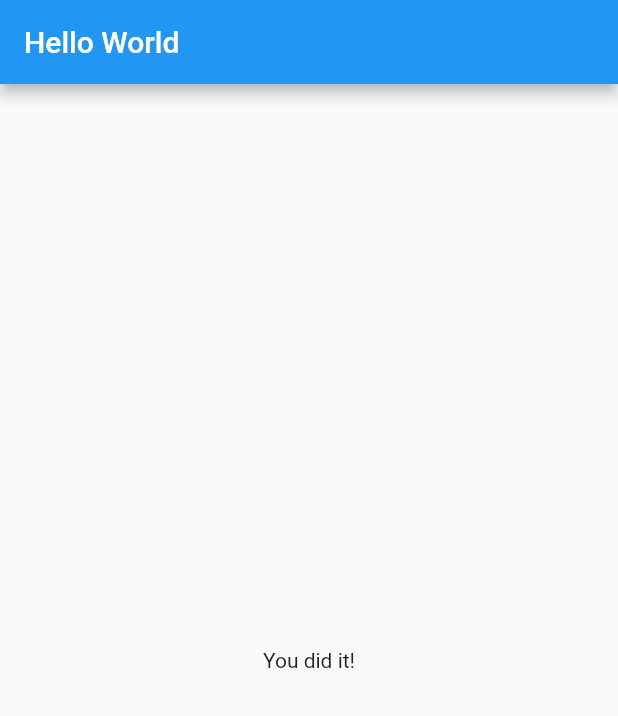
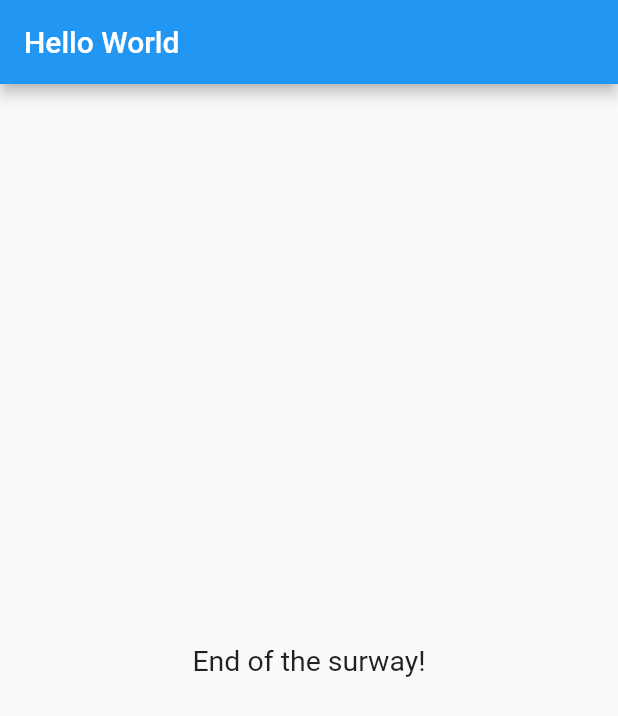
Before and after one commit to joyetgeorge/Flutter-Basic, a Flutter app: the screen it shows after launch, after a tap on "VScode", after a tap on "Frontend", after a tap on "Java", on a phone screen of 412 x 824 dp. Shown: the top 716 px of the screen. Run offline on Flutter 3.47's test engine with Material 2 defaults, Android fonts, the phone set to English and light mode, and no system bars.

Commit message:
renamed:    lib/answerButton.dart -> lib/answer_button.dart 	modified:   lib/main.dart 	modified:   lib/question.dart 	modified:   lib/quiz.dart 	new file:   lib/score.dart

```diff
--- a/lib/answerButton.dart
+++ b/lib/answer_button.dart
@@ -4,7 +4,7 @@ class Answer extends StatelessWidget {
   final Function() incrimentFunction;
   final String answerText;
 
-  Answer(this.incrimentFunction, this.answerText);
+  const Answer(this.incrimentFunction, this.answerText);
 
   @override
   Widget build(BuildContext context) {
--- a/lib/main.dart
+++ b/lib/main.dart
@@ -1,9 +1,8 @@
 import 'package:flutter/material.dart';
 import 'package:helloworld/quiz.dart';
 
-import './question.dart';
-import './answerButton.dart';
 import './quiz.dart';
+import './score.dart';
 
 void main() => runApp(const HelloWorld());
 
@@ -54,9 +53,9 @@ class HelloWorldState extends State {
                   questionIndex: _questionIndex,
                   incriment: _incriment,
                 )
-              : const Center(
-                  child: Text('You did it!'),
-                )),
+              : const Score(
+
+              )),
       debugShowCheckedModeBanner: false,
     );
   }
--- a/lib/question.dart
+++ b/lib/question.dart
@@ -9,10 +9,10 @@ class Question extends StatelessWidget {
   Widget build(BuildContext context) {
     return Container(
       width: double.infinity,
-      margin: EdgeInsets.all(10),
+      margin: EdgeInsets.all(15),
       child: Text(
         question,
-        style: TextStyle(fontSize: 16),
+        style: const TextStyle(fontSize: 16),
         textAlign: TextAlign.center,
       ),
     );
--- a/lib/quiz.dart
+++ b/lib/quiz.dart
@@ -1,7 +1,7 @@
 import 'package:flutter/material.dart';
 
 import './question.dart';
-import 'answerButton.dart';
+import 'answer_button.dart';
 
 class Quiz extends StatelessWidget {
   final List<Map<String, Object>> questions;
--- /dev/null
+++ b/lib/score.dart
@@ -0,0 +1,17 @@
+import 'package:flutter/material.dart';
+
+class Score extends StatelessWidget {
+  const Score({Key? key}) : super(key: key);
+
+  @override
+  Widget build(BuildContext context) {
+    return const Center(
+      child: Text(
+        'End of the surway!',
+        style: TextStyle(
+          fontSize: 19,
+        ),
+      ),
+    );
+  }
+}
```
